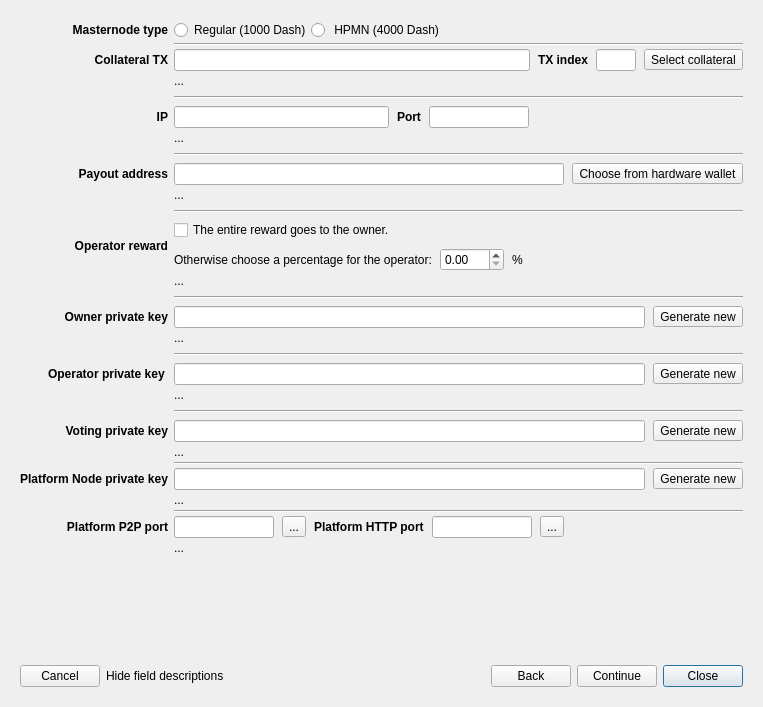
Bertrand256/dash-masternode-tool, file src/ui/ui_reg_masternode_dlg.ui: the form before one commit.
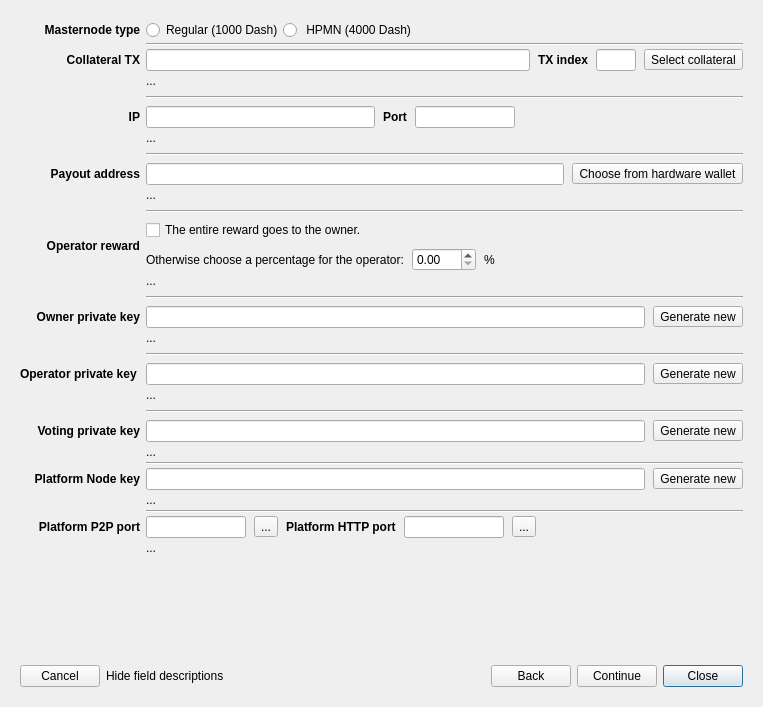
The form after the commit. The open tabs and pages were chosen to show the change.

Commit message: Added list of all masternodes with filtering (phase 2)

The edit to the form file:
```diff
--- a/src/ui/ui_reg_masternode_dlg.ui
+++ b/src/ui/ui_reg_masternode_dlg.ui
@@ -92,7 +92,6 @@
         <widget class="QLabel" name="lblMasternodeType">
          <property name="font">
           <font>
-           <weight>75</weight>
            <bold>true</bold>
           </font>
          </property>
@@ -194,12 +193,11 @@
         <widget class="QLabel" name="lblPlatformNodeKey">
          <property name="font">
           <font>
-           <weight>50</weight>
            <bold>false</bold>
           </font>
          </property>
          <property name="text">
-          <string>&lt;b&gt;Platform Node private key&lt;/b&gt;</string>
+          <string>&lt;b&gt;Platform Node key&lt;/b&gt;</string>
          </property>
          <property name="alignment">
           <set>Qt::AlignRight|Qt::AlignTrailing|Qt::AlignVCenter</set>
@@ -245,7 +243,6 @@
         <widget class="QLabel" name="lblPlatformP2PPort">
          <property name="font">
           <font>
-           <weight>75</weight>
            <bold>true</bold>
           </font>
          </property>
@@ -305,7 +302,6 @@
           <widget class="QLabel" name="label_5">
            <property name="font">
             <font>
-             <weight>75</weight>
              <bold>true</bold>
             </font>
            </property>
@@ -396,7 +392,6 @@
         <widget class="QLabel" name="label_15">
          <property name="font">
           <font>
-           <weight>75</weight>
            <bold>true</bold>
           </font>
          </property>
@@ -516,7 +511,6 @@
         <widget class="QLabel" name="label_3">
          <property name="font">
           <font>
-           <weight>75</weight>
            <bold>true</bold>
           </font>
          </property>
@@ -703,7 +697,6 @@
         <widget class="QLabel" name="label_8">
          <property name="font">
           <font>
-           <weight>75</weight>
            <bold>true</bold>
           </font>
          </property>
@@ -747,7 +740,6 @@
         <widget class="QLabel" name="label">
          <property name="font">
           <font>
-           <weight>75</weight>
            <bold>true</bold>
           </font>
          </property>
@@ -791,7 +783,6 @@
           <widget class="QLabel" name="lblPlatformHTTPPort">
            <property name="font">
             <font>
-             <weight>75</weight>
              <bold>true</bold>
             </font>
            </property>
```
Left out of the diff: 3 changed lines with no effect on the pictures. The commit also changes 12 other files.
